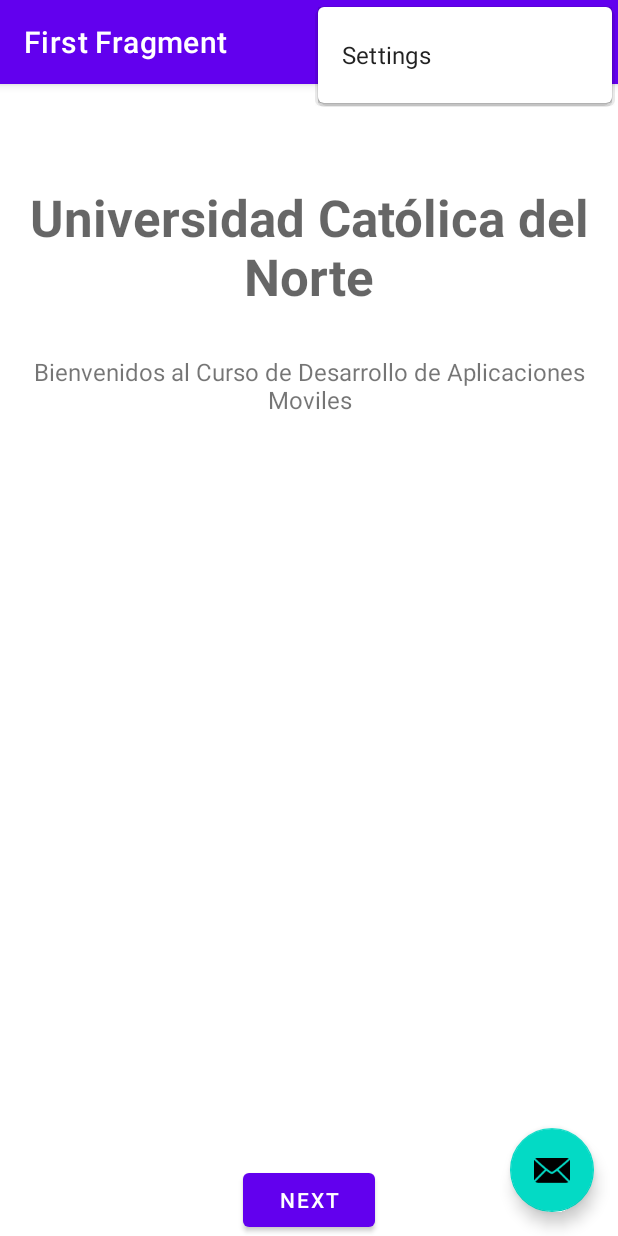
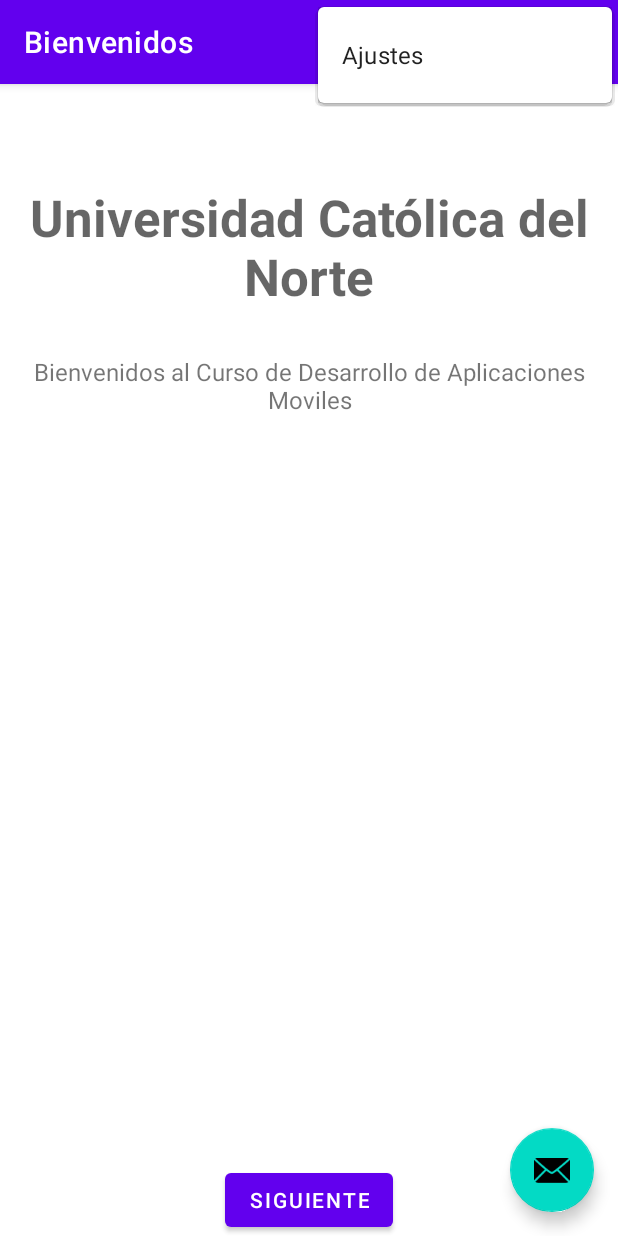
Before and after one commit to rickyurvinaUCN/MiPrimeraAplicacion, an Android app: the screen it shows after launch (MainActivity), with the options menu open, on a phone screen of 412 x 824 dp. Run offline under Robolectric (Android 15) with nearby library versions, the phone set to English and light mode, and no system bars; our stand-ins replace navigation-ui.

Commit message:
Strings changes

```diff
--- a/app/src/main/res/values/strings.xml
+++ b/app/src/main/res/values/strings.xml
@@ -1,13 +1,13 @@
 <resources>
     <string name="app_name">MiPrimeraAplicacion</string>
-    <string name="action_settings">Settings</string>
+    <string name="action_settings">Ajustes</string>
     <!-- Strings used for fragments for navigation -->
-    <string name="first_fragment_label">First Fragment</string>
+    <string name="first_fragment_label">Bienvenidos</string>
     <string name="ucn">Bienvenidos al Curso de Desarrollo de Aplicaciones Moviles</string>
     <string name="hello_world">Desarrollo de Aplicaciones Moviles</string>
     <string name="second_fragment_label">Second Fragment</string>
-    <string name="next">Next</string>
-    <string name="previous">Previous</string>
+    <string name="next">Siguiente</string>
+    <string name="previous">Anterior</string>
     <string name="hello_first_fragment">Hello first fragment</string>
     <string name="hello_second_fragment">Hello second fragment. Arg: %1$s</string>
 </resources>
```
